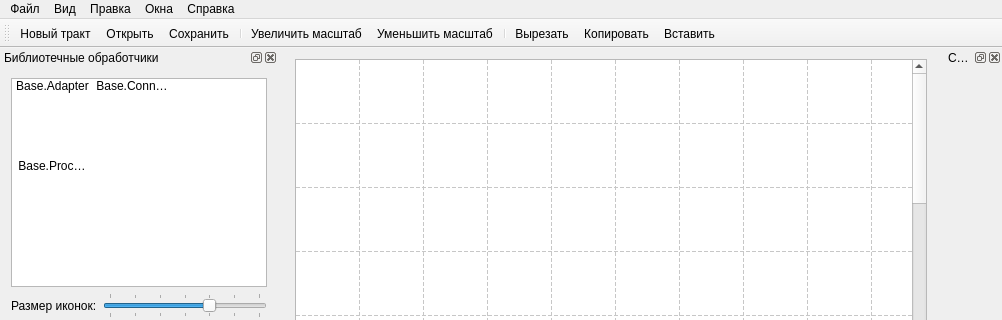
First picture: the form in mainwindow.ui, repository k06a/RitM, before the edit; both pictures show x 0 to 1002 and y 0 to 320 of the 1002 by 637 pixel window.
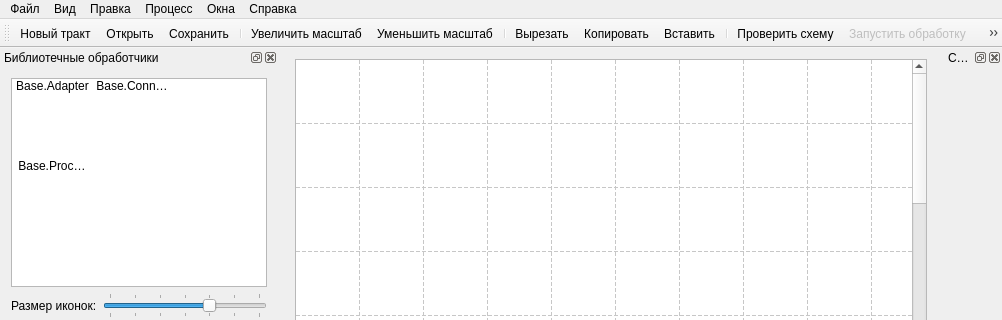
Second picture: the form after the edit. Icons and pictures are not drawn. Custom widgets are drawn as their Qt base class.

Diff of the .ui file:
```diff
--- a/mainwindow.ui
+++ b/mainwindow.ui
@@ -212,9 +212,18 @@
     <addaction name="action_zoomin"/>
     <addaction name="action_zoomout"/>
    </widget>
+   <widget class="QMenu" name="menu">
+    <property name="title">
+     <string>Процесс</string>
+    </property>
+    <addaction name="action_check"/>
+    <addaction name="action_start"/>
+    <addaction name="action_stop"/>
+   </widget>
    <addaction name="menu_file"/>
    <addaction name="menu_view"/>
    <addaction name="menu_edit"/>
+   <addaction name="menu"/>
    <addaction name="menu_widgets"/>
    <addaction name="menu_info"/>
   </widget>
@@ -241,6 +250,10 @@
    <addaction name="action_cut"/>
    <addaction name="action_copy"/>
    <addaction name="action_paste"/>
+   <addaction name="separator"/>
+   <addaction name="action_check"/>
+   <addaction name="action_start"/>
+   <addaction name="action_stop"/>
   </widget>
   <widget class="QStatusBar" name="statusBar"/>
   <widget class="QDockWidget" name="dockWidget_elements">
@@ -692,6 +705,48 @@
     <string>Ctrl+A</string>
    </property>
   </action>
+  <action name="action_check">
+   <property name="icon">
+    <iconset resource="res.qrc">
+     <normaloff>:/images/check.png</normaloff>:/images/check.png</iconset>
+   </property>
+   <property name="text">
+    <string>Проверить схему</string>
+   </property>
+   <property name="shortcut">
+    <string>Ctrl+B</string>
+   </property>
+  </action>
+  <action name="action_start">
+   <property name="enabled">
+    <bool>false</bool>
+   </property>
+   <property name="icon">
+    <iconset resource="res.qrc">
+     <normaloff>:/images/start.png</normaloff>:/images/start.png</iconset>
+   </property>
+   <property name="text">
+    <string>Запустить обработку</string>
+   </property>
+   <property name="shortcut">
+    <string>Ctrl+R</string>
+   </property>
+  </action>
+  <action name="action_stop">
+   <property name="enabled">
+    <bool>false</bool>
+   </property>
+   <property name="icon">
+    <iconset resource="res.qrc">
+     <normaloff>:/images/stop.png</normaloff>:/images/stop.png</iconset>
+   </property>
+   <property name="text">
+    <string>Остановить обработку</string>
+   </property>
+   <property name="shortcut">
+    <string>Ctrl+Shift+R</string>
+   </property>
+  </action>
  </widget>
  <layoutdefault spacing="6" margin="11"/>
  <customwidgets>
```
Left out of the diff: 24 changed lines with no effect on the pictures.
